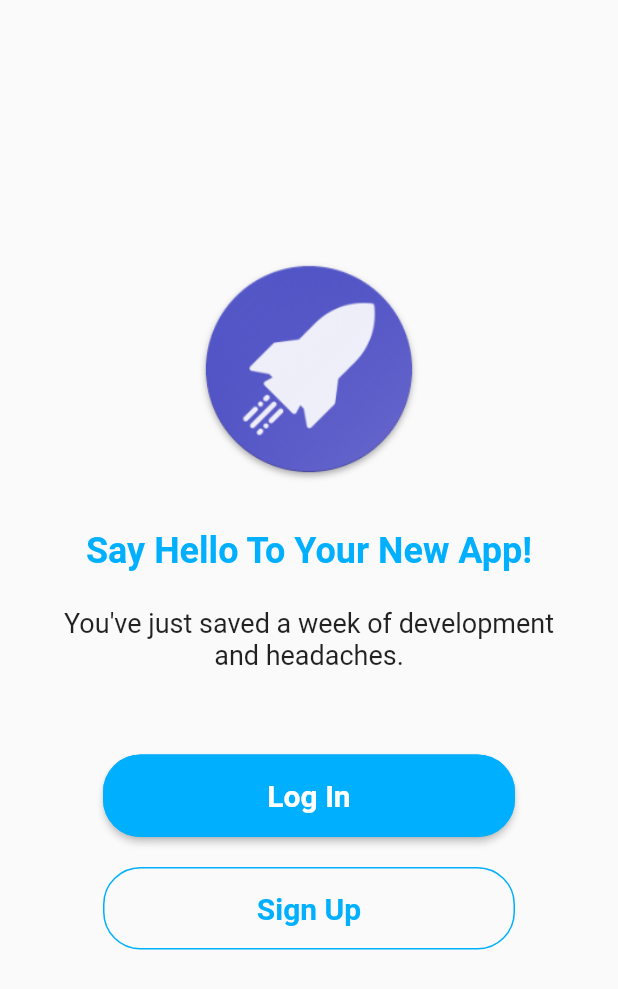
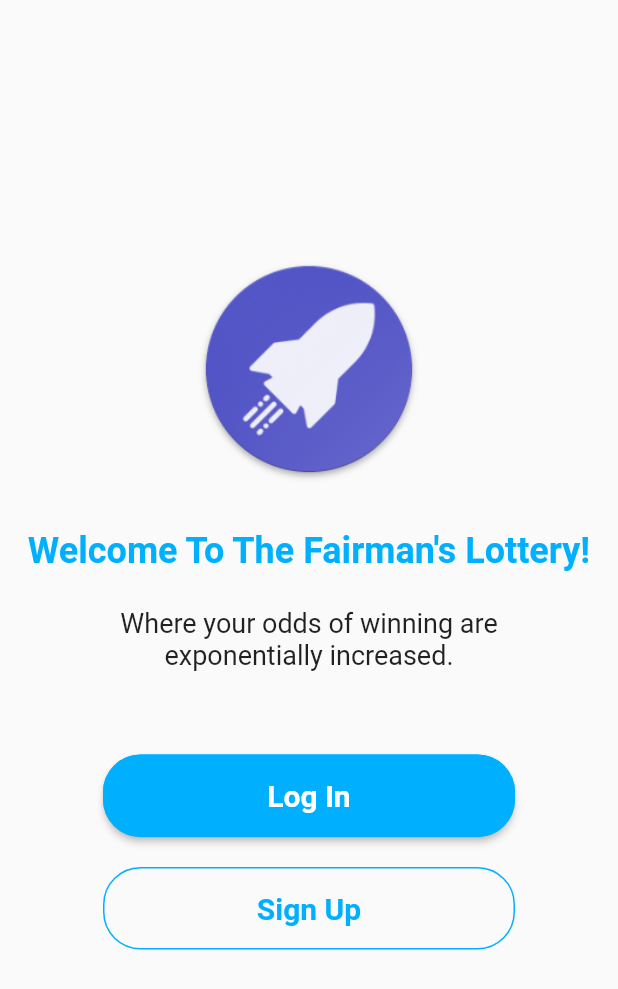
Before and after one commit to thefirsthero/casino, a Flutter app: the WelcomeScreen screen opened directly, on a phone screen of 412 x 824 dp. Shown: the top 989 px of the screen. Run offline on Flutter 3.47's test engine with Material 2 defaults, Android fonts, the phone set to English and light mode, and no system bars; our stand-ins replace bloc, file_picker, firebase_core, flutter_bloc, image_picker; missing offline and left inert: flutter_facebook_auth, the_apple_sign_in; accounts and stored records are empty.

Commit message:
changing default text on welcome screen

```diff
--- a/lib/ui/auth/welcome/welcome_screen.dart
+++ b/lib/ui/auth/welcome/welcome_screen.dart
@@ -45,7 +45,7 @@ class WelcomeScreen extends StatelessWidget {
                     padding: EdgeInsets.only(
                         left: 16, top: 32, right: 16, bottom: 8),
                     child: Text(
-                      'Say Hello To Your New App!',
+                      "Welcome To The Fairman's Lottery!",
                       textAlign: TextAlign.center,
                       style: TextStyle(
                           color: Color(colorPrimary),
@@ -56,7 +56,7 @@ class WelcomeScreen extends StatelessWidget {
                   const Padding(
                     padding: EdgeInsets.symmetric(horizontal: 40, vertical: 16),
                     child: Text(
-                      'You\'ve just saved a week of development and headaches.',
+                      'Where your odds of winning are exponentially increased.',
                       style: TextStyle(fontSize: 18),
                       textAlign: TextAlign.center,
                     ),
```
